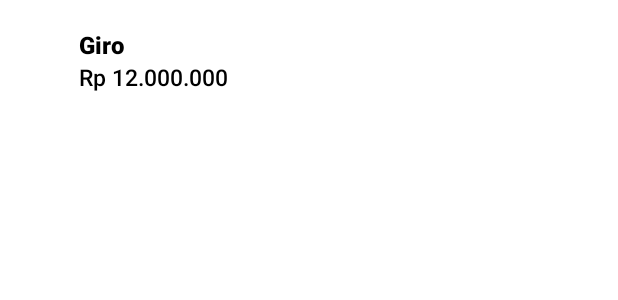
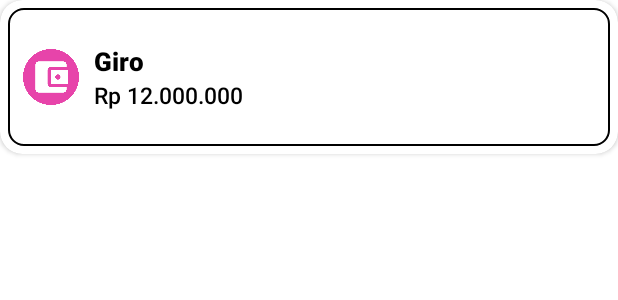
Before and after one commit to githubgritrepo/dipslibs_android, an Android app: the layout item_portfolio.xml on its own in the app's theme, with its tools: preview values and no code run, on a phone screen of 412 x 824 dp. Shown: the top 300 px of the screen. Run offline under Robolectric (Android 15) with nearby library versions, the light colour scheme and no system bars.

Commit message:
Update Icon

```diff
--- /dev/null
+++ b/app/src/main/res/drawable/bg_porto.xml
@@ -0,0 +1,13 @@
+<?xml version="1.0" encoding="utf-8"?>
+<shape xmlns:android="http://schemas.android.com/apk/res/android"
+    android:shape="rectangle">
+    <padding android:left="10dp"
+        android:top="10dp"
+        android:right="10dp"
+        android:bottom="10dp" />
+    <corners android:radius="10dp"/>
+    <solid android:color="@color/white" />
+    <stroke
+        android:width="1dp"
+        android:color="#000000"/>
+</shape>
--- a/app/src/main/res/layout/item_portfolio.xml
+++ b/app/src/main/res/layout/item_portfolio.xml
@@ -5,10 +5,11 @@
     android:layout_height="wrap_content"
     xmlns:app="http://schemas.android.com/apk/res-auto"
     app:cardCornerRadius="15dp"
-    app:cardElevation="0dp"
+    app:cardElevation="2dp"
     android:layout_marginBottom="10dp"
     android:foreground="?attr/selectableItemBackground">
     <LinearLayout
+        android:background="@drawable/bg_porto"
         android:layout_marginTop="5dp"
         android:layout_marginBottom="5dp"
         android:layout_marginStart="5dp"
@@ -19,6 +20,7 @@
         <ImageView
             android:id="@+id/img_logo_porto"
             android:layout_width="37dp"
+            android:src="@drawable/porto1"
             android:layout_height="match_parent"
              />
         <RelativeLayout
@@ -41,9 +43,10 @@
                     style="@style/TextAppearance.AppCompat.Title"
                     android:layout_width="0dp"
                     android:layout_weight="1"
+                    android:maxlines="2"
                     android:layout_height="wrap_content"
                     android:text="Giro"
-                    android:textSize="16sp"/>
+                    android:textSize="17sp"/>
             </LinearLayout>
 
             <LinearLayout
--- a/app/src/main/res/values/strings.xml
+++ b/app/src/main/res/values/strings.xml
@@ -125,4 +125,5 @@
     <string name="BI_FAST">Transaksi BI Fast</string>
     <string name="ONLINE_TRANSACTION">Transaksi Online</string>
     <string name="portofolio_saya">Portofolio Saya</string>
+    <string name="informasi_portofolio">Informasi Portofolio</string>
 </resources>
```
Also changed, not shown: app/src/main/java/com/evo/mitzoom/Fragments/frag_portfolio.java (+12 -12 lines), app/src/main/res/layout/portfolio.xml (+19 -1 lines), app/src/main/res/drawable-hdpi/porto1.png (added), app/src/main/res/drawable-hdpi/porto2.png (added), app/src/main/res/drawable-hdpi/porto3.png (added), app/src/main/res/drawable-hdpi/porto4.png (added), app/src/main/res/drawable-hdpi/porto5.png (added), app/src/main/res/drawable-hdpi/porto6.png (added), app/src/main/res/drawable-hdpi/porto7.png (added), app/src/main/res/drawable-hdpi/porto8.png (added), 1 other file.
